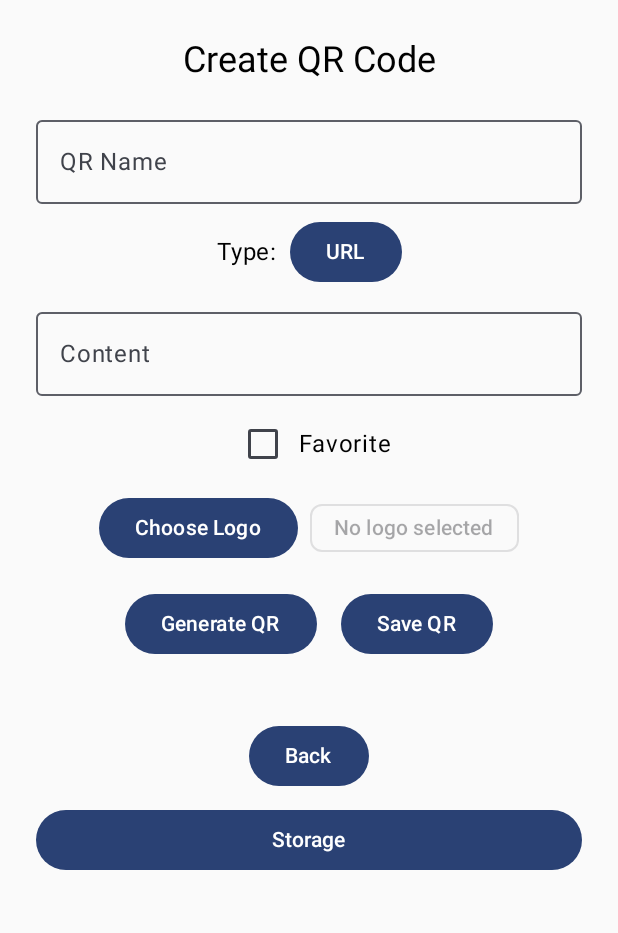
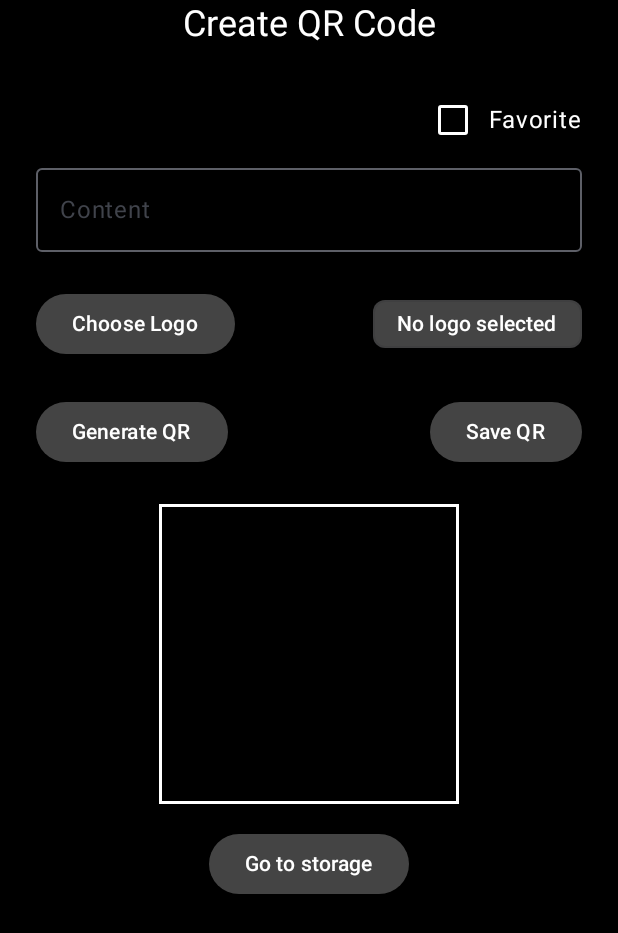
Before and after one commit to Zaphat/Z-Vision, an Android app built with Jetpack Compose: the QrCreationScreen screen opened through its navigation route, on a phone screen of 412 x 824 dp. Shown: the top 933 px of the screen. Run offline under Robolectric (Android 15) with nearby library versions, the phone set to English and light mode, and no system bars; our stand-ins replace Room's generated code.

Commit message:
WIP: QR Creation UI refactor
# Conflicts:
#	app/build.gradle.kts
#	app/src/main/java/com/zteam/zvision/ui/screens/MainScreen.kt

```diff
--- a/app/build.gradle.kts
+++ b/app/build.gradle.kts
@@ -67,6 +67,9 @@ dependencies {
     implementation(libs.androidx.fragment)
     implementation(libs.room.ktx)
     implementation(libs.room.runtime)
+    implementation(libs.androidx.foundation)
+    implementation(libs.androidx.material)
+
     implementation("androidx.compose.material:material-icons-extended:<version>")
 
     ksp(libs.androidx.room.compiler)
--- a/app/src/main/java/com/zteam/zvision/ui/screens/qrCreation/QrCreationScreen.kt
+++ b/app/src/main/java/com/zteam/zvision/ui/screens/qrCreation/QrCreationScreen.kt
@@ -9,7 +9,6 @@ import androidx.compose.foundation.layout.*
 import androidx.compose.foundation.text.KeyboardOptions
 import androidx.compose.material3.*
 import androidx.compose.runtime.*
-import androidx.compose.ui.Alignment
 import androidx.compose.ui.Modifier
 import androidx.compose.ui.platform.LocalContext
 import androidx.compose.ui.text.input.ImeAction
@@ -25,6 +24,13 @@ import androidx.compose.ui.graphics.asImageBitmap
 import androidx.activity.compose.rememberLauncherForActivityResult
 import androidx.activity.result.contract.ActivityResultContracts
 import android.provider.MediaStore
+import androidx.compose.foundation.Image
+import androidx.compose.foundation.background
+import androidx.compose.foundation.border
+import androidx.compose.foundation.layout.Arrangement
+import androidx.compose.foundation.shape.RoundedCornerShape
+import androidx.compose.ui.Alignment
+import androidx.compose.ui.graphics.Color
 import java.io.ByteArrayOutputStream
 
 @Composable
@@ -54,6 +60,10 @@ fun QrCreationScreen(
     var finalQrBitmap by remember { mutableStateOf<Bitmap?>(null) }
     val qrGenerator = remember { QRGenerator() }
 
+    var showDialog by remember { mutableStateOf(false) }
+    var inputText by remember { mutableStateOf("") }
+    var finalText by remember { mutableStateOf("") }
+
     val pickLogoLauncher = rememberLauncherForActivityResult(
         contract = ActivityResultContracts.GetContent()
     ) { uri: Uri? ->
@@ -62,7 +72,8 @@ fun QrCreationScreen(
         if (uri != null) {
             selectedLogoBitmap = decodeBitmapFromUri(context, uri)
             if (selectedLogoBitmap != null) {
-                showToast = "Logo selected: ${selectedLogoBitmap!!.width}x${selectedLogoBitmap!!.height}"
+                showToast =
+                    "Logo selected: ${selectedLogoBitmap!!.width}x${selectedLogoBitmap!!.height}"
             } else {
                 showToast = "Failed to load logo image"
             }
@@ -74,62 +85,98 @@ fun QrCreationScreen(
     Column(
         modifier = Modifier
             .fillMaxSize()
+            .background(Color.Black)
             .statusBarsPadding()
-            .padding(24.dp),
+            .navigationBarsPadding()
+            .imePadding()
+            .padding(horizontal = 24.dp),
         horizontalAlignment = Alignment.CenterHorizontally
     ) {
-        Text("Create QR Code", style = MaterialTheme.typography.headlineSmall)
-        Spacer(Modifier.height(16.dp))
-        OutlinedTextField(
-            value = name,
-            onValueChange = { name = it },
-            label = { Text("QR Name") },
+        Text("Create QR Code", style = MaterialTheme.typography.headlineSmall, color = Color.White)
+
+        Spacer(Modifier.height(24.dp))
+
+        Row(
             modifier = Modifier.fillMaxWidth(),
-            singleLine = true,
-            keyboardOptions = KeyboardOptions(imeAction = ImeAction.Next)
+            verticalAlignment = Alignment.CenterVertically,
+            horizontalArrangement = Arrangement.End,
+        ) {
+            Checkbox(
+                checked = favorite,
+                onCheckedChange = { favorite = it },
+                colors = CheckboxDefaults.colors(
+                    checkedColor = Color.DarkGray,
+                    uncheckedColor = Color.White,
+                    checkmarkColor = Color.White
                 )
-        Spacer(Modifier.height(8.dp))
-        Row(verticalAlignment = Alignment.CenterVertically) {
-            Text("Type:")
-            Spacer(Modifier.width(8.dp))
-            DropdownMenuBox(type, onTypeChange = { type = it })
+            )
+            Text("Favorite", color = Color.White)
         }
-        Spacer(Modifier.height(8.dp))
+
         OutlinedTextField(
             value = content,
             onValueChange = { content = it },
             label = { Text("Content") },
             modifier = Modifier.fillMaxWidth(),
             singleLine = false,
-            keyboardOptions = KeyboardOptions(keyboardType = KeyboardType.Text, imeAction = ImeAction.Done)
+            keyboardOptions = KeyboardOptions(
+                keyboardType = KeyboardType.Text,
+                imeAction = ImeAction.Done
+            ),
         )
-        Spacer(Modifier.height(8.dp))
-        Row(verticalAlignment = Alignment.CenterVertically) {
-            Checkbox(checked = favorite, onCheckedChange = { favorite = it })
-            Text("Favorite")
-        }
-        Spacer(Modifier.height(8.dp))
-        Row(verticalAlignment = Alignment.CenterVertically) {
-            Button(onClick = { pickLogoLauncher.launch("image/*") }) { Text("Choose Logo") }
-            Spacer(Modifier.width(8.dp))
+
+        Spacer(Modifier.height(24.dp))
+
+        Row(
+            verticalAlignment = Alignment.CenterVertically,
+            horizontalArrangement = Arrangement.SpaceBetween,
+            modifier = Modifier.fillMaxWidth()
+        ) {
+            Button(
+                onClick = { pickLogoLauncher.launch("image/*") },
+                colors = ButtonDefaults.buttonColors(
+                    containerColor = Color.DarkGray
+                ),
+            ) { Text("Choose Logo") }
             if (selectedLogoUri != null) {
-                AssistChip(onClick = {
+                AssistChip(
+                    onClick = {
                         selectedLogoUri = null;
                         selectedLogoBitmap = null;
                         finalQrBitmap = null
-                }, label = { Text("Clear logo") })
+                    }, label = { Text("Clear logo") },
+                    colors = AssistChipDefaults.assistChipColors(
+                        containerColor = Color.Magenta,
+                        labelColor = Color.White,
+                        disabledContainerColor = Color.DarkGray,
+                        disabledLabelColor = Color.White
+                    )
+                )
             } else {
-                AssistChip(onClick = { /* no-op */ }, enabled = false, label = { Text("No logo selected") })
+                AssistChip(
+                    onClick = { /* no-op */ },
+                    enabled = false,
+                    label = { Text("No logo selected") },
+                    colors = AssistChipDefaults.assistChipColors(
+                        containerColor = Color.Magenta,
+                        labelColor = Color.White,
+                        disabledContainerColor = Color.DarkGray,
+                        disabledLabelColor = Color.White
+                    )
+                )
             }
         }
-        Spacer(Modifier.height(16.dp))
-        Row {
-            Button(onClick = {
-                val qrContent = when (type) {
-                    "URL" -> if (content.isNotBlank()) UrlQR(content) else null
-                    "Text" -> if (content.isNotBlank()) TextQR(content) else null
-                    else -> null
-                }
+
+        Spacer(modifier = Modifier.height(24.dp))
+
+        Row(
+            modifier = Modifier.fillMaxWidth(),
+            horizontalArrangement = Arrangement.SpaceBetween,
+            verticalAlignment = Alignment.CenterVertically
+        ) {
+            Button(
+                onClick = {
+                    val qrContent = if (content.isNotBlank()) TextQR(content) else null
                     if (qrContent != null) {
                         if (selectedLogoBitmap != null) {
                             // Validate logo bitmap before generation
@@ -146,13 +193,15 @@ fun QrCreationScreen(
                                     logoBitmap = selectedLogoBitmap!!
                                 )
                                 if (finalQrBitmap == null) {
-                                showToast = "Failed to generate QR with logo, falling back to regular QR"
+                                    showToast =
+                                        "Failed to generate QR with logo, falling back to regular QR"
                                     // Fallback to regular QR
                                     finalQrBitmap = qrGenerator.generateQRCode(content = qrContent)
                                 }
                             } catch (e: Exception) {
                                 e.printStackTrace()
-                            showToast = "Error generating QR with logo, falling back to regular QR"
+                                showToast =
+                                    "Error generating QR with logo, falling back to regular QR"
                                 // Fallback to regular QR
                                 finalQrBitmap = qrGenerator.generateQRCode(content = qrContent)
                             }
@@ -171,48 +220,109 @@ fun QrCreationScreen(
                     } else {
                         showToast = "Invalid content"
                     }
-            }) {
+                },
+                colors = ButtonDefaults.buttonColors(
+                    containerColor = Color.DarkGray
+                ),
+            ) {
                 Text("Generate QR")
             }
-            Spacer(Modifier.width(16.dp))
-            Button(onClick = {
-                val qrContent = when (type) {
-                    "URL" -> if (content.isNotBlank()) UrlQR(content) else null
-                    "Text" -> if (content.isNotBlank()) TextQR(content) else null
-                    else -> null
+            Button(
+                onClick = {
+                    if (finalQrBitmap == null) {
+                        showToast = "Please generate QR first"
+                    } else showDialog = true
+                },
+                colors = ButtonDefaults.buttonColors(
+                    containerColor = Color.DarkGray
+                ),
+            ) {
+                Text("Save QR")
             }
-                if (name.isNotBlank() && qrContent != null && finalQrBitmap != null) {
+        }
+
+        LaunchedEffect(name) {
+            val qrContent = if (content.isNotBlank()) TextQR(content) else null
+            if (finalQrBitmap != null && name.isNotBlank() && qrContent != null) {
                 // Convert bitmap to byte array for storage
                 val byteArray = bitmapToByteArray(finalQrBitmap!!)
                 viewModel.createAndSaveQrWithImage(name, qrContent, byteArray, favorite)
                 showToast = "QR saved!"
-                } else {
-                    showToast = "Fill all fields and generate QR first"
-                }
-            }) {
-                Text("Save QR")
             }
         }
+
         Spacer(Modifier.height(24.dp))
+
         if (finalQrBitmap != null) {
-            androidx.compose.foundation.Image(
+            Image(
                 bitmap = finalQrBitmap!!.asImageBitmap(),
                 contentDescription = "Generated QR",
                 modifier = Modifier.size(200.dp)
             )
+        } else {
+            Box(
+                modifier = Modifier
+                    .size(200.dp) // makes it square
+                    .border(
+                        width = 2.dp,
+                        color = Color.White,
+                    )
+            )
         }
-        Spacer(Modifier.height(16.dp))
-        Button(onClick = onBack) { Text("Back") }
-        Spacer(Modifier.height(8.dp))
-        Button(onClick = onNavigateToQrStorage, modifier = Modifier.fillMaxWidth()) {
-            Text("Storage")
+
+        Spacer(modifier = Modifier.height(16.dp))
+
+        Button(
+            onClick = onNavigateToQrStorage,
+            colors = ButtonDefaults.buttonColors(
+                containerColor = Color.DarkGray
+            ),
+        ) {
+            Text("Go to storage")
         }
+
+        Spacer(modifier = Modifier.weight(1f))
+
         if (showToast != null) {
             LaunchedEffect(showToast) {
-                kotlinx.coroutines.delay(1500)
+                kotlinx.coroutines.delay(3000)
                 showToast = null
             }
             Snackbar { Text(showToast!!) }
+        }
+
+        if (showDialog) {
+            AlertDialog(
+                onDismissRequest = { showDialog = false; inputText = "" },
+                title = { Text("Enter QR Name") },
+                text = {
+                    OutlinedTextField(
+                        value = inputText,
+                        onValueChange = { inputText = it },
+                        label = { Text("QR Name") },
+                        modifier = Modifier.fillMaxWidth(),
+                    )
+                },
+                confirmButton = {
+                    Button(onClick = {
+                        if (inputText.isNotBlank()) {
+                            name = inputText
+                            showDialog = false
+                            inputText = "" // clear after submit
+                        } else showToast = "Please enter a name"
+                    }) {
+                        Text("Submit")
+                    }
+                },
+                dismissButton = {
+                    OutlinedButton(onClick = {
+                        showDialog = false
+                        inputText = ""
+                    }) {
+                        Text("Cancel")
+                    }
+                }
+            )
         }
     }
 }
@@ -242,11 +352,13 @@ private fun ensureCompatibleBitmap(bitmap: Bitmap): Bitmap {
             bitmap.recycle()
             compatibleBitmap
         }
+
         android.graphics.Bitmap.Config.RGB_565 -> {
             val compatibleBitmap = bitmap.copy(android.graphics.Bitmap.Config.ARGB_8888, true)
             bitmap.recycle()
             compatibleBitmap
         }
+
         else -> bitmap
     }
 }
--- a/gradle/libs.versions.toml
+++ b/gradle/libs.versions.toml
@@ -35,6 +35,8 @@ androidx-ui-tooling-preview = { group = "androidx.compose.ui", name = "ui-toolin
 androidx-ui-test-manifest = { group = "androidx.compose.ui", name = "ui-test-manifest" }
 androidx-ui-test-junit4 = { group = "androidx.compose.ui", name = "ui-test-junit4" }
 androidx-material3 = { group = "androidx.compose.material3", name = "material3" }
+androidx-material = { group = "androidx.compose.material", name = "material" }
+androidx-foundation = { group = "androidx.compose.foundation", name = "foundation" }
 zxing-android-embedded = { module = "com.journeyapps:zxing-android-embedded", version.ref = "zxingAndroidEmbedded" }
 androidx-room-compiler = { group = "androidx.room", name = "room-compiler", version.ref = "roomCompiler" }
 androidx-fragment = { group = "androidx.fragment", name = "fragment", version.ref = "fragment" }
```
Also changed, not shown: app/src/main/java/com/zteam/zvision/MainActivity.kt (+14 -7 lines). Lines whose indentation alone changed are shown as unchanged.
